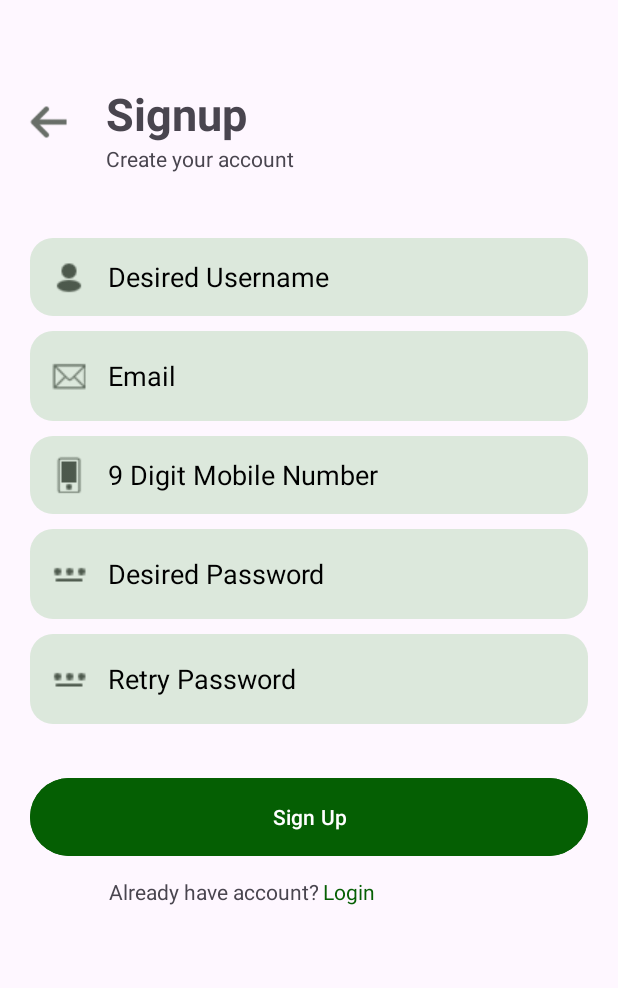
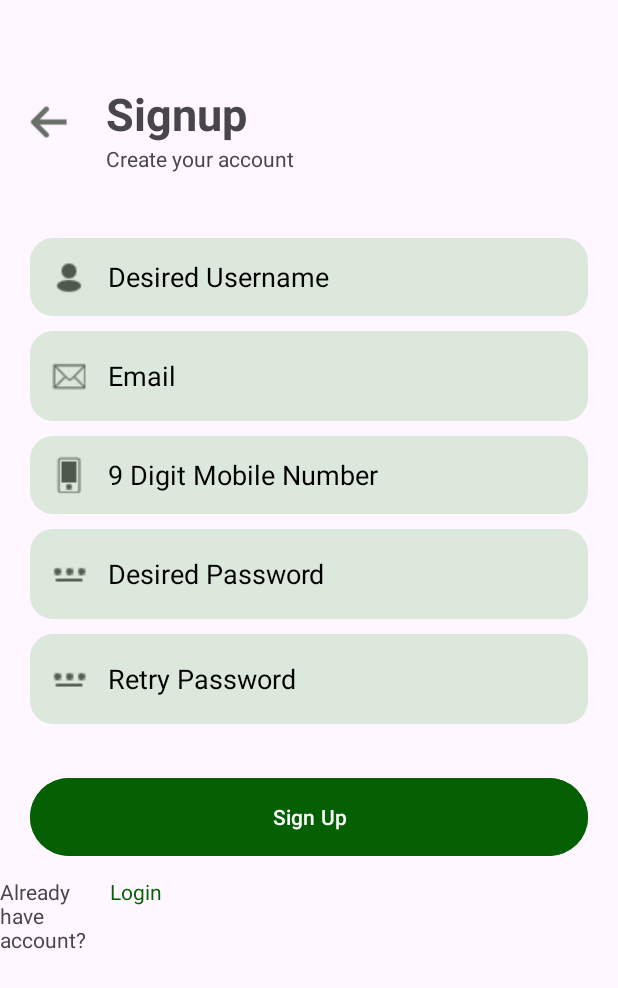
Before and after one commit to kyun4/parkmaster, an Android app: the SignUp screen opened directly, with no data from a screen before it, on a phone screen of 412 x 824 dp. Shown: the top 988 px of the screen. Run offline under Robolectric (Android 15) with nearby library versions, the phone set to English and light mode, and no system bars.

Commit message:
with flexlayout yehey

```diff
--- a/app/build.gradle.kts
+++ b/app/build.gradle.kts
@@ -51,6 +51,10 @@ dependencies {
     implementation(libs.androidx.lifecycle.viewmodel.ktx)
     implementation(libs.androidx.navigation.fragment.ktx)
     implementation(libs.androidx.navigation.ui.ktx)
+    implementation(libs.flexbox.layout)
+
+
+
     testImplementation(libs.junit)
     androidTestImplementation(libs.androidx.junit)
     androidTestImplementation(libs.androidx.espresso.core)
--- a/app/src/main/res/layout/activity_sign_up.xml
+++ b/app/src/main/res/layout/activity_sign_up.xml
@@ -217,12 +217,12 @@
 
                     <TextView
                         android:id="@+id/textView_already_have_account_label"
-                        android:layout_width="423dp"
+                        android:layout_width="wrap_content"
                         android:layout_height="wrap_content"
                         android:layout_marginTop="10dp"
                         android:layout_weight="1"
                         android:text="Already have account?"
-                        android:textAlignment="textEnd" />
+                        />
 
                     <TextView
                         android:id="@+id/textView_login"
--- a/gradle/libs.versions.toml
+++ b/gradle/libs.versions.toml
@@ -15,6 +15,7 @@ lifecycleLivedataKtx = "2.8.6"
 lifecycleViewmodelKtx = "2.8.6"
 navigationFragmentKtx = "2.8.2"
 navigationUiKtx = "2.8.2"
+flexbox = "3.0.0"
 
 [libraries]
 androidx-core-ktx = { group = "androidx.core", name = "core-ktx", version.ref = "coreKtx" }
@@ -30,6 +31,7 @@ androidx-lifecycle-livedata-ktx = { group = "androidx.lifecycle", name = "lifecy
 androidx-lifecycle-viewmodel-ktx = { group = "androidx.lifecycle", name = "lifecycle-viewmodel-ktx", version.ref = "lifecycleViewmodelKtx" }
 androidx-navigation-fragment-ktx = { group = "androidx.navigation", name = "navigation-fragment-ktx", version.ref = "navigationFragmentKtx" }
 androidx-navigation-ui-ktx = { group = "androidx.navigation", name = "navigation-ui-ktx", version.ref = "navigationUiKtx" }
+flexbox-layout = { group = "com.google.android", name = "flexbox", version.ref = "flexbox" }
 
 [plugins]
 android-application = { id = "com.android.application", version.ref = "agp" }
```
